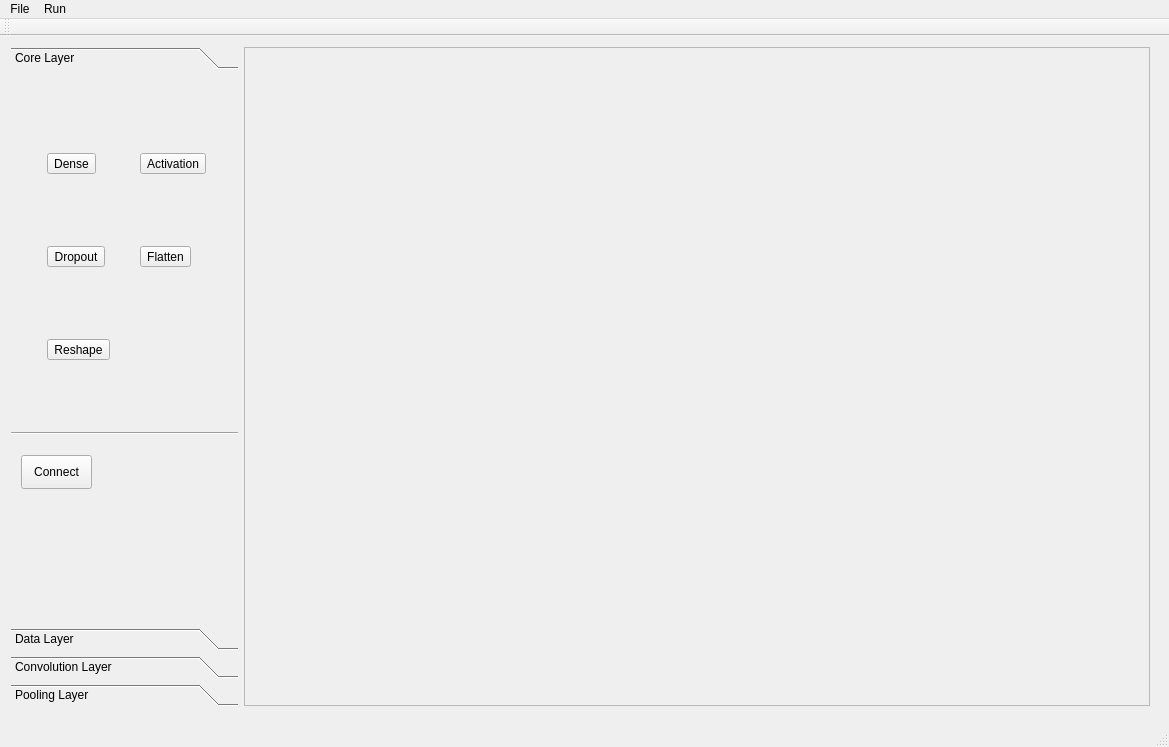
kelvin34501/alchimia_repo, file app/mainwindow.ui: the form before one commit.
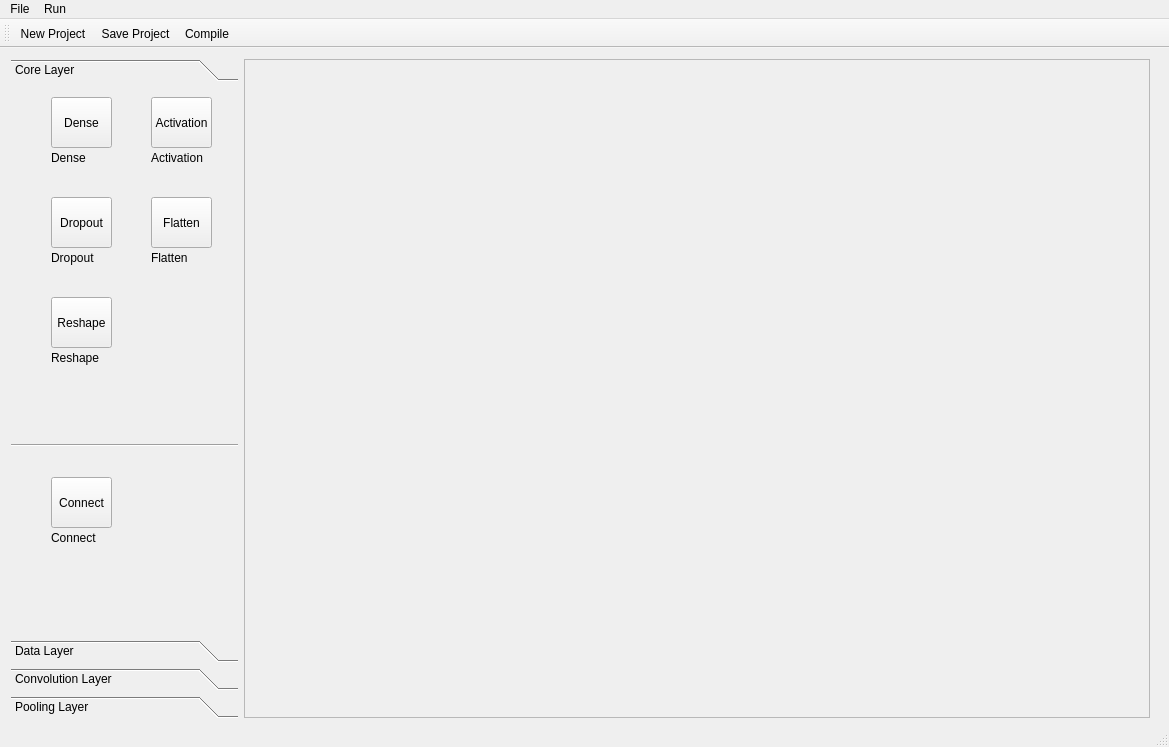
The form after the commit. The open tabs and pages were chosen to show the change. Icons and pictures are not drawn.

```diff
--- a/app/mainwindow.ui
+++ b/app/mainwindow.ui
@@ -47,83 +47,6 @@
         <attribute name="label">
          <string>Core Layer</string>
         </attribute>
-        <widget class="QWidget" name="gridLayoutWidget">
-         <property name="geometry">
-          <rect>
-           <x>1</x>
-           <y>1</y>
-           <width>231</width>
-           <height>361</height>
-          </rect>
-         </property>
-         <layout class="QGridLayout" name="gridLayout">
-          <item row="0" column="1">
-           <widget class="QToolButton" name="activationButton">
-            <property name="text">
-             <string>Activation</string>
-            </property>
-            <property name="checkable">
-             <bool>true</bool>
-            </property>
-            <attribute name="buttonGroup">
-             <string notr="true">toolBoxButtonGroup</string>
-            </attribute>
-           </widget>
-          </item>
-          <item row="1" column="0">
-           <widget class="QToolButton" name="dropoutButton">
-            <property name="text">
-             <string>Dropout</string>
-            </property>
-            <property name="checkable">
-             <bool>true</bool>
-            </property>
-            <attribute name="buttonGroup">
-             <string notr="true">toolBoxButtonGroup</string>
-            </attribute>
-           </widget>
-          </item>
-          <item row="1" column="1">
-           <widget class="QToolButton" name="flattenButton">
-            <property name="text">
-             <string>Flatten</string>
-            </property>
-            <property name="checkable">
-             <bool>true</bool>
-            </property>
-            <attribute name="buttonGroup">
-             <string notr="true">toolBoxButtonGroup</string>
-            </attribute>
-           </widget>
-          </item>
-          <item row="0" column="0">
-           <widget class="QToolButton" name="denseButton">
-            <property name="text">
-             <string>Dense</string>
-            </property>
-            <property name="checkable">
-             <bool>true</bool>
-            </property>
-            <attribute name="buttonGroup">
-             <string notr="true">toolBoxButtonGroup</string>
-            </attribute>
-           </widget>
-          </item>
-          <item row="2" column="0">
-           <widget class="QToolButton" name="reshapeButton">
-            <property name="text">
-             <string>Reshape</string>
-            </property>
-            <property name="checkable">
-             <bool>true</bool>
-            </property>
-            <attribute name="buttonGroup">
-             <string notr="true">toolBoxButtonGroup</string>
-            </attribute>
-           </widget>
-          </item>
-         </layout>
-        </widget>
         <widget class="Line" name="line">
          <property name="geometry">
           <rect>
@@ -146,12 +69,15 @@
         <widget class="QToolButton" name="connectButton">
          <property name="geometry">
           <rect>
-           <x>10</x>
-           <y>380</y>
-           <width>71</width>
-           <height>34</height>
+           <x>40</x>
+           <y>390</y>
+           <width>61</width>
+           <height>51</height>
           </rect>
          </property>
+         <property name="styleSheet">
+          <string notr="true"/>
+         </property>
          <property name="text">
           <string>Connect</string>
          </property>
@@ -159,6 +85,188 @@
           <bool>true</bool>
          </property>
         </widget>
+        <widget class="QLabel" name="label_3">
+         <property name="geometry">
+          <rect>
+           <x>40</x>
+           <y>150</y>
+           <width>81</width>
+           <height>41</height>
+          </rect>
+         </property>
+         <property name="text">
+          <string>Dropout</string>
+         </property>
+        </widget>
+        <widget class="QLabel" name="label_4">
+         <property name="geometry">
+          <rect>
+           <x>140</x>
+           <y>150</y>
+           <width>91</width>
+           <height>41</height>
+          </rect>
+         </property>
+         <property name="text">
+          <string>Flatten</string>
+         </property>
+        </widget>
+        <widget class="QLabel" name="label_5">
+         <property name="geometry">
+          <rect>
+           <x>40</x>
+           <y>250</y>
+           <width>81</width>
+           <height>41</height>
+          </rect>
+         </property>
+         <property name="text">
+          <string>Reshape</string>
+         </property>
+        </widget>
+        <widget class="QLabel" name="label_6">
+         <property name="geometry">
+          <rect>
+           <x>40</x>
+           <y>430</y>
+           <width>111</width>
+           <height>41</height>
+          </rect>
+         </property>
+         <property name="text">
+          <string>Connect</string>
+         </property>
+        </widget>
+        <widget class="QToolButton" name="denseButton">
+         <property name="geometry">
+          <rect>
+           <x>40</x>
+           <y>10</y>
+           <width>61</width>
+           <height>51</height>
+          </rect>
+         </property>
+         <property name="text">
+          <string>Dense</string>
+         </property>
+         <property name="checkable">
+          <bool>true</bool>
+         </property>
+         <attribute name="buttonGroup">
+          <string notr="true">toolBoxButtonGroup</string>
+         </attribute>
+        </widget>
+        <widget class="QToolButton" name="reshapeButton">
+         <property name="geometry">
+          <rect>
+           <x>40</x>
+           <y>210</y>
+           <width>61</width>
+           <height>51</height>
+          </rect>
+         </property>
+         <property name="text">
+          <string>Reshape</string>
+         </property>
+         <property name="checkable">
+          <bool>true</bool>
+         </property>
+         <attribute name="buttonGroup">
+          <string notr="true">toolBoxButtonGroup</string>
+         </attribute>
+        </widget>
+        <widget class="QToolButton" name="dropoutButton">
+         <property name="geometry">
+          <rect>
+           <x>40</x>
+           <y>110</y>
+           <width>61</width>
+           <height>51</height>
+          </rect>
+         </property>
+         <property name="styleSheet">
+          <string notr="true"/>
+         </property>
+         <property name="text">
+          <string>Dropout</string>
+         </property>
+         <property name="checkable">
+          <bool>true</bool>
+         </property>
+         <attribute name="buttonGroup">
+          <string notr="true">toolBoxButtonGroup</string>
+         </attribute>
+        </widget>
+        <widget class="QToolButton" name="activationButton">
+         <property name="geometry">
+          <rect>
+           <x>140</x>
+           <y>10</y>
+           <width>61</width>
+           <height>51</height>
+          </rect>
+         </property>
+         <property name="styleSheet">
+          <string notr="true"/>
+         </property>
+         <property name="text">
+          <string>Activation</string>
+         </property>
+         <property name="checkable">
+          <bool>true</bool>
+         </property>
+         <attribute name="buttonGroup">
+          <string notr="true">toolBoxButtonGroup</string>
+         </attribute>
+        </widget>
+        <widget class="QToolButton" name="flattenButton">
+         <property name="geometry">
+          <rect>
+           <x>140</x>
+           <y>110</y>
+           <width>61</width>
+           <height>51</height>
+          </rect>
+         </property>
+         <property name="styleSheet">
+          <string notr="true">image: url(:/resources/Flatten.svg);</string>
+         </property>
+         <property name="text">
+          <string>Flatten</string>
+         </property>
+         <property name="checkable">
+          <bool>true</bool>
+         </property>
+         <attribute name="buttonGroup">
+          <string notr="true">toolBoxButtonGroup</string>
+         </attribute>
+        </widget>
+        <widget class="QLabel" name="label_2">
+         <property name="geometry">
+          <rect>
+           <x>140</x>
+           <y>50</y>
+           <width>91</width>
+           <height>41</height>
+          </rect>
+         </property>
+         <property name="text">
+          <string>Activation</string>
+         </property>
+        </widget>
+        <widget class="QLabel" name="label">
+         <property name="geometry">
+          <rect>
+           <x>40</x>
+           <y>50</y>
+           <width>91</width>
+           <height>41</height>
+          </rect>
+         </property>
+         <property name="text">
+          <string>Dense</string>
+         </property>
+        </widget>
        </widget>
        <widget class="QWidget" name="page_2">
         <property name="geometry">
@@ -313,6 +421,9 @@
    <attribute name="toolBarBreak">
     <bool>false</bool>
    </attribute>
+   <addaction name="actionNew_Project"/>
+   <addaction name="actionSave_Project"/>
+   <addaction name="actionCompile"/>
   </widget>
   <action name="actionCompile">
    <property name="text">
```
Left out of the diff: 92 changed lines with no effect on the pictures.
